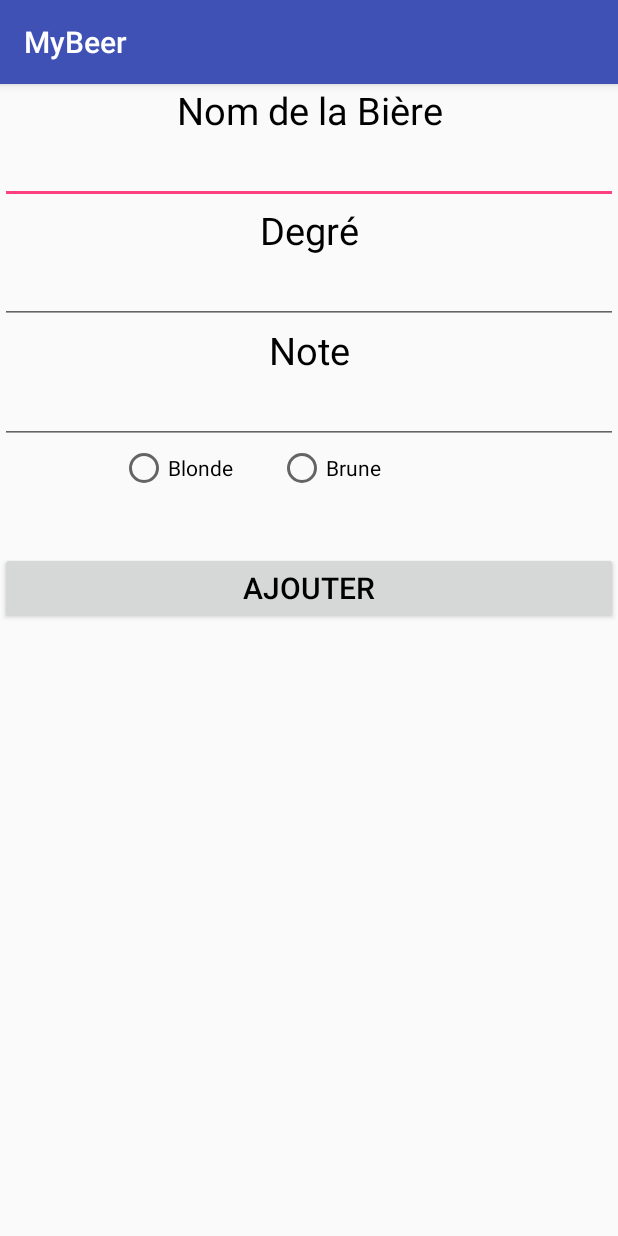
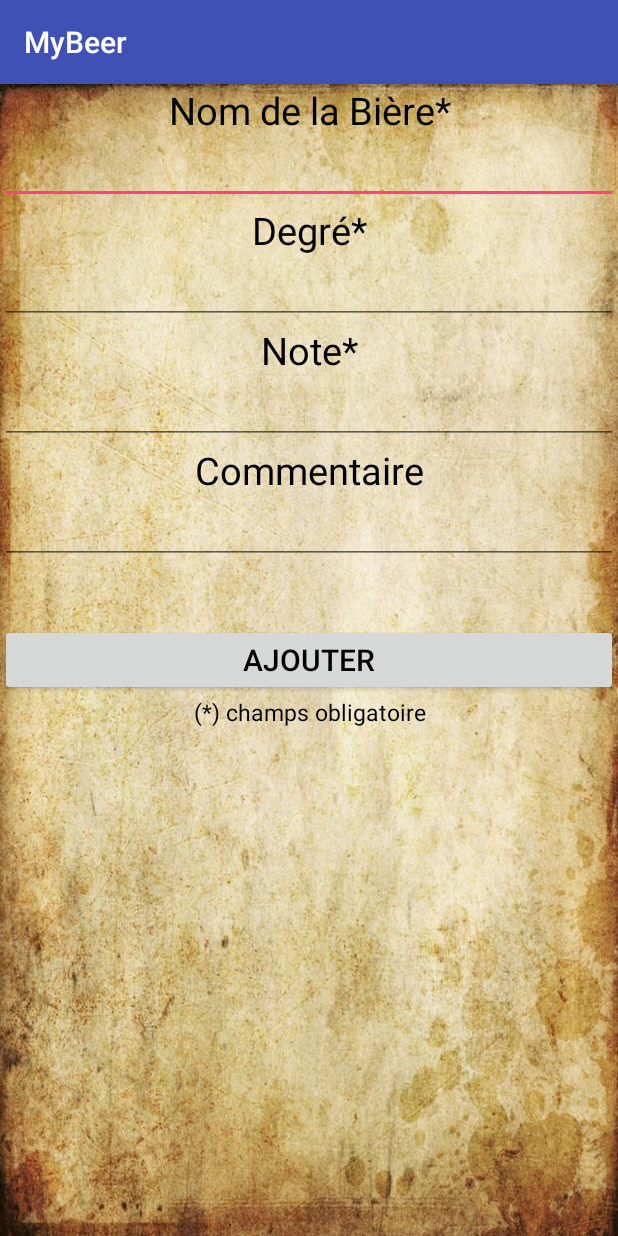
Before and after one commit to ragnarLoth/MyBeer, an Android app: the screen it shows after launch (AddBeer), after a tap on "setting", on a phone screen of 412 x 824 dp. Run offline under Robolectric (Android 15) with nearby library versions, the phone set to English and light mode, and no system bars.

Commit message:
Version 0

```diff
--- a/app/src/main/AndroidManifest.xml
+++ b/app/src/main/AndroidManifest.xml
@@ -16,7 +16,7 @@
                 <category android:name="android.intent.category.LAUNCHER"/>
             </intent-filter>
         </activity>
-        <activity android:name=".AddBeer">
+        <activity android:name=".fr.if26.loic.nicolas.controler.AddBeer">
         </activity>
     </application>
 
--- a/app/src/main/java/com/example/nicolas/mybeer/AddBeer.java
+++ /dev/null
@@ -1,60 +0,0 @@
-package com.example.nicolas.mybeer;
-
-import android.content.Intent;
-import android.os.Bundle;
-import android.support.v7.app.AppCompatActivity;
-import android.view.View;
-import android.widget.Button;
-import android.widget.EditText;
-import android.widget.Toast;
-
-
-public class AddBeer extends AppCompatActivity {
-    DataBaseDepense myDb;
-    EditText nom, degre, note;
-    Button btnAddData;
-
-
-    @Override
-    protected void onCreate(Bundle savedInstanceState) {
-        super.onCreate(savedInstanceState);
-        setContentView(R.layout.activity_add_beer);
-        myDb = new DataBaseDepense(this);
-
-        nom = (EditText) findViewById(R.id.nom);
-        degre = (EditText) findViewById(R.id.degre);
-        note = (EditText) findViewById(R.id.note);
-        btnAddData = (Button) findViewById(R.id.addButton);
-        AddData();
-    }
-
-    public void AddData() {
-        btnAddData.setOnClickListener(
-                new View.OnClickListener() {
-                    @Override
-                    public void onClick(View v) {
-//                        int noteEntier = Integer.parseInt(note.toString());
-//                        int degreNombre = Integer.parseInt(degre.toString());
-//                        if (noteEntier >= 0 && noteEntier <= 20 && degreNombre >=
-//                                0 && degreNombre < 50) {
-                            boolean isInserted = myDb.insertData(nom.getText().toString(),
-                                    degre.getText().toString(),
-                                    note.getText().toString());
-
-                            if (isInserted == true) {
-                                Toast.makeText(AddBeer.this, "Bière ajoutée", Toast.LENGTH_LONG).show();
-                                Intent intent = new Intent(getBaseContext(), MainActivity.class);
-                                startActivity(intent);
-                            } else {
-                                Toast.makeText(AddBeer.this, "Data not Inserted", Toast.LENGTH_LONG).show();
-                            }
-//                        } else {
-//                            Toast.makeText(AddBeer.this, "Mauvaise données", Toast.LENGTH_LONG).show();
-//                        }
-
-                    }
-                }
-        );
-    }
-
-}
--- a/app/src/main/java/com/example/nicolas/mybeer/MainActivity.java
+++ b/app/src/main/java/com/example/nicolas/mybeer/MainActivity.java
@@ -4,6 +4,7 @@ import android.app.AlertDialog;
 import android.content.Intent;
 import android.database.Cursor;
 import android.os.Bundle;
+import android.provider.ContactsContract;
 import android.support.v7.app.AppCompatActivity;
 import android.support.v7.widget.LinearLayoutManager;
 import android.support.v7.widget.RecyclerView;
@@ -12,31 +13,45 @@ import android.view.Menu;
 import android.view.MenuItem;
 import android.view.View;
 import android.view.ViewGroup;
+import android.widget.ListAdapter;
 import android.widget.TextView;
 import android.widget.Toast;
 
+import com.example.nicolas.mybeer.fr.if26.loic.nicolas.controler.AddBeer;
+import com.example.nicolas.mybeer.fr.if26.loic.nicolas.controler.DividerItemDecoration;
 import com.example.nicolas.mybeer.fr.if26.loic.nicolas.model.Biere;
+import com.example.nicolas.mybeer.fr.if26.loic.nicolas.model.DataBaseDepense;
+
 import java.util.ArrayList;
 import java.util.Arrays;
+import java.util.Collections;
+import java.util.Comparator;
+import java.util.List;
 
 
 public class MainActivity extends AppCompatActivity {
     private MyAdapter adapter = new MyAdapter();
     DataBaseDepense myDb;
 
+
     @Override
     protected void onCreate(Bundle savedInstanceState) {
         super.onCreate(savedInstanceState);
         setContentView(R.layout.activity_main);
         setTitle(getString(R.string.MyBeer));
-        //on construit la liste view
+        //on construit la recycleView
         final RecyclerView rv = (RecyclerView) findViewById(R.id.list);
-        //positionne élément en ligne
+        //on positionne élément en ligne
         rv.setLayoutManager(new LinearLayoutManager(this));
+        //Permet de séparer chaque biere par une barre horizontale
+        rv.addItemDecoration(new DividerItemDecoration(this, LinearLayoutManager.VERTICAL));
         //adapteur: objet affichant le contenu
         rv.setAdapter(adapter);
         myDb = new DataBaseDepense(this);
+        //on affiche la liste de bière
         afficherBiere();
+
+
     }
 
     //Affiche la toolbar
@@ -50,16 +65,19 @@ public class MainActivity extends AppCompatActivity {
     //Permet de récupérer les cliques sur les boutons
     public boolean onOptionsItemSelected(MenuItem item) {
         switch (item.getItemId()) {
-            case R.id.action_settings:
+            case R.id.degreSort:
             /* DO EDIT */
+                return true;
+            case R.id.noteSort:
+            /* DO EDIT */
+                return true;
+            case R.id.alphabeticSort:
+            trierABC();
                 return true;
             case R.id.action_add:
                 Toast.makeText(this,"Ajouter une bière", Toast.LENGTH_LONG).show();
                 Intent intent = new Intent(MainActivity.this, AddBeer.class);
                 startActivity(intent);
-                return true;
-            case R.id.action_remove:
-            /* DO DELETE */
                 return true;
         }
         return super.onOptionsItemSelected(item);
@@ -68,20 +86,27 @@ public class MainActivity extends AppCompatActivity {
     public void afficherBiere(){
         adapter.getList().clear();
         Cursor resultat =  myDb.getAllData();
+//   Cursor resultat = myDb.getReadableDatabase().query(
+//                DataBaseDepense.TABLE_NAME,
+//                [DataBaseDepense.COL_2, DataBaseDepense.COL_3, DataBaseDepense.COL_4],
+
+      //  )
         while (resultat.moveToNext()){
             Biere newBiere = new Biere(resultat.getString(1), resultat.getString(2), resultat.getString(3));
             adapter.getList().add(newBiere);
         }
     }
 
+    public void trierABC(){
+
+    }
+
+
 
     public class MyAdapter extends RecyclerView.Adapter<MyAdapter.MyViewHolder> {
 
-
-        private ArrayList<Biere> list = new ArrayList(Arrays.asList(
-//                new Biere("Heineken", "8", "17"),
-//                new Biere("Despe", "4", "14")
-        ));
+        //List contenant les bières
+        private ArrayList<Biere> list = new ArrayList(Arrays.asList());
 
         //savoir le nombre d'élément dans la liste
         @Override
@@ -137,7 +162,6 @@ public class MainActivity extends AppCompatActivity {
 
             //affiche les données de la pair fourni
             public void display(Biere pair) {
-
                 currentPair = pair;
                 nom.setText(pair.getLabel());
                 degre.setText(pair.getPrix());
--- /dev/null
+++ b/app/src/main/java/com/example/nicolas/mybeer/fr/if26/loic/nicolas/controler/AddBeer.java
@@ -0,0 +1,84 @@
+package com.example.nicolas.mybeer.fr.if26.loic.nicolas.controler;
+
+import android.content.Intent;
+import android.media.MediaPlayer;
+import android.os.Bundle;
+import android.support.v7.app.AppCompatActivity;
+import android.view.View;
+import android.widget.Button;
+import android.widget.EditText;
+import android.widget.Toast;
+
+import com.example.nicolas.mybeer.MainActivity;
+import com.example.nicolas.mybeer.R;
+import com.example.nicolas.mybeer.fr.if26.loic.nicolas.model.DataBaseDepense;
+
+
+public class AddBeer extends AppCompatActivity {
+    //On instancie la BDD
+    DataBaseDepense myDb;
+    //on relie les champs du formulaire à notre classe
+    EditText nom, degre, note;
+    Button btnAddData;
+    MediaPlayer mp;
+
+    @Override
+    protected void onCreate(Bundle savedInstanceState) {
+        super.onCreate(savedInstanceState);
+        setContentView(R.layout.activity_add_beer);
+        myDb = new DataBaseDepense(this);
+        mp = MediaPlayer.create(this, R.raw.beersound);
+
+        //on relie les champs du formulaire à notre classe
+        nom = (EditText) findViewById(R.id.nom);
+        degre = (EditText) findViewById(R.id.degre);
+        note = (EditText) findViewById(R.id.note);
+        btnAddData = (Button) findViewById(R.id.addButton);
+        AddData();
+    }
+
+    //lorsque l'utilisateur valide, on vérifie les données et on les entre dans la BDD
+    public void AddData() {
+        btnAddData.setOnClickListener(
+                new View.OnClickListener() {
+                    @Override
+                    public void onClick(View v) {
+
+                        if(nom.getText().toString().trim().length() == 0 || degre.getText().toString().trim().length() == 0 ||
+                                note.getText().toString().trim().length() == 0){
+                            Toast.makeText(AddBeer.this, "Veuillez remplir tous les champs", Toast.LENGTH_LONG).show();
+                        return;
+                        }
+                        int noteEntier = Integer.parseInt(note.getText().toString());
+                        int degreNombre = Integer.parseInt(degre.getText().toString());
+                        //si la note est entre 0 et 20 on continue
+                        if (noteEntier >= 0 && noteEntier <= 20) {
+                            //si le degré est entre 0 et 70 on continue
+                            if (degreNombre >= 0 && degreNombre < 70) {
+                                //on regarde si les données sont entrées en base via un booléen
+                                boolean isInserted = myDb.insertData(nom.getText().toString(),
+                                        degre.getText().toString(),
+                                        note.getText().toString());
+                                //si elles sont entrées on affiche un Toast et on retourne sur la page principale
+                                if (isInserted == true) {
+                                    Toast.makeText(AddBeer.this, "Bière ajoutée", Toast.LENGTH_LONG).show();
+                                    mp.start();
+                                    Intent intent = new Intent(getBaseContext(), MainActivity.class);
+                                    startActivity(intent);
+                                    //si elles ne sont pas entrées on informe qu'il y a une erreur
+                                } else {
+                                    Toast.makeText(AddBeer.this, "Data not Inserted", Toast.LENGTH_LONG).show();
+                                }
+                            } else {
+                                Toast.makeText(AddBeer.this, "Le degré n'est pas valide", Toast.LENGTH_LONG).show();
+                            }
+                        } else {
+                            Toast.makeText(AddBeer.this, "La note doit être entre 0 et 20", Toast.LENGTH_LONG).show();
+                        }
+
+                    }
+                }
+        );
+    }
+
+}
--- /dev/null
+++ b/app/src/main/java/com/example/nicolas/mybeer/fr/if26/loic/nicolas/controler/DividerItemDecoration.java
@@ -0,0 +1,98 @@
+package com.example.nicolas.mybeer.fr.if26.loic.nicolas.controler;
+/**
+ * Created by Nicolas on 20/10/2017.
+ */
+
+import android.content.Context;
+import android.content.res.TypedArray;
+import android.graphics.Canvas;
+import android.graphics.Rect;
+import android.graphics.drawable.Drawable;
+import android.support.v7.widget.LinearLayoutManager;
+import android.support.v7.widget.RecyclerView;
+import android.view.View;
+
+/**
+ * Created by Lincoln on 30/10/15.
+ * Cette classe permet de séparer chaque item du recyclerView par une ligne noire
+ *Cette classe a été entièrement copier de ce site: https://www.androidhive.info/2016/01/android-working-with-recycler-view/
+ *
+ */
+public class DividerItemDecoration extends RecyclerView.ItemDecoration {
+
+    private static final int[] ATTRS = new int[]{
+            android.R.attr.listDivider
+    };
+
+    public static final int HORIZONTAL_LIST = LinearLayoutManager.HORIZONTAL;
+
+    public static final int VERTICAL_LIST = LinearLayoutManager.VERTICAL;
+
+    private Drawable mDivider;
+
+    private int mOrientation;
+
+    public DividerItemDecoration(Context context, int orientation) {
+        final TypedArray a = context.obtainStyledAttributes(ATTRS);
+        mDivider = a.getDrawable(0);
+        a.recycle();
+        setOrientation(orientation);
+    }
+
+    public void setOrientation(int orientation) {
+        if (orientation != HORIZONTAL_LIST && orientation != VERTICAL_LIST) {
+            throw new IllegalArgumentException("invalid orientation");
+        }
+        mOrientation = orientation;
+    }
+
+    @Override
+    public void onDrawOver(Canvas c, RecyclerView parent, RecyclerView.State state) {
+        if (mOrientation == VERTICAL_LIST) {
+            drawVertical(c, parent);
+        } else {
+            drawHorizontal(c, parent);
+        }
+    }
+
+    public void drawVertical(Canvas c, RecyclerView parent) {
+        final int left = parent.getPaddingLeft();
+        final int right = parent.getWidth() - parent.getPaddingRight();
+
+        final int childCount = parent.getChildCount();
+        for (int i = 0; i < childCount; i++) {
+            final View child = parent.getChildAt(i);
+            final RecyclerView.LayoutParams params = (RecyclerView.LayoutParams) child
+                    .getLayoutParams();
+            final int top = child.getBottom() + params.bottomMargin;
+            final int bottom = top + mDivider.getIntrinsicHeight();
+            mDivider.setBounds(left, top, right, bottom);
+            mDivider.draw(c);
+        }
+    }
+
+    public void drawHorizontal(Canvas c, RecyclerView parent) {
+        final int top = parent.getPaddingTop();
+        final int bottom = parent.getHeight() - parent.getPaddingBottom();
+
+        final int childCount = parent.getChildCount();
+        for (int i = 0; i < childCount; i++) {
+            final View child = parent.getChildAt(i);
+            final RecyclerView.LayoutParams params = (RecyclerView.LayoutParams) child
+                    .getLayoutParams();
+            final int left = child.getRight() + params.rightMargin;
+            final int right = left + mDivider.getIntrinsicHeight();
+            mDivider.setBounds(left, top, right, bottom);
+            mDivider.draw(c);
+        }
+    }
+
+    @Override
+    public void getItemOffsets(Rect outRect, View view, RecyclerView parent, RecyclerView.State state) {
+        if (mOrientation == VERTICAL_LIST) {
+            outRect.set(0, 0, 0, mDivider.getIntrinsicHeight());
+        } else {
+            outRect.set(0, 0, mDivider.getIntrinsicWidth(), 0);
+        }
+    }
+}
--- a/app/src/main/java/com/example/nicolas/mybeer/fr/if26/loic/nicolas/model/Biere.java
+++ b/app/src/main/java/com/example/nicolas/mybeer/fr/if26/loic/nicolas/model/Biere.java
@@ -14,7 +14,6 @@ public class Biere {
         this.degre = degre;
         this.note = note;
     }
-
 
     public String getLabel() {
         return nom;
--- a/app/src/main/java/com/example/nicolas/mybeer/DataBaseDepense.java
+++ b/app/src/main/java/com/example/nicolas/mybeer/fr/if26/loic/nicolas/model/DataBaseDepense.java
@@ -1,4 +1,4 @@
-package com.example.nicolas.mybeer;
+package com.example.nicolas.mybeer.fr.if26.loic.nicolas.model;
 
 import android.content.ContentValues;
 import android.content.Context;
--- a/app/src/main/res/layout/activity_add_beer.xml
+++ b/app/src/main/res/layout/activity_add_beer.xml
@@ -2,14 +2,16 @@
 <LinearLayout xmlns:android="http://schemas.android.com/apk/res/android"
               android:orientation="vertical"
               android:layout_width="fill_parent"
-              android:layout_height="fill_parent" >
+              android:layout_height="fill_parent"
+              android:background="@drawable/back"
+   >
 
 
 
     <TextView
         android:layout_width="match_parent"
         android:layout_height="wrap_content"
-        android:text="Nom de la Bière"
+        android:text="Nom de la Bière*"
         android:textSize="25dp"
         android:textColor="#000000"
         android:gravity="center"
@@ -25,7 +27,7 @@
     <TextView
     android:layout_width="match_parent"
     android:layout_height="wrap_content"
-    android:text="Degré"
+    android:text="Degré*"
     android:textSize="25dp"
     android:textColor="#000000"
     android:gravity="center"
@@ -36,14 +38,16 @@
         android:layout_width="match_parent"
         android:layout_height="wrap_content"
         android:inputType="number"
+        android:tooltipText="de 0 à 70"
         />
     <TextView
         android:layout_width="match_parent"
         android:layout_height="wrap_content"
-        android:text="Note"
+        android:text="Note*"
         android:textSize="25dp"
         android:textColor="#000000"
         android:gravity="center"
+
         />
 
     <EditText
@@ -51,33 +55,26 @@
         android:layout_width="match_parent"
         android:layout_height="wrap_content"
         android:inputType="number"
+        android:tooltipText="De 0 à 20"
         />
 
-    <RadioGroup
+    <TextView
         android:layout_width="match_parent"
         android:layout_height="wrap_content"
-        android:id="@+id/radioGroup"
-        android:orientation="horizontal"
-        >
+        android:text="Commentaire"
+        android:textSize="25dp"
+        android:textColor="#000000"
+        android:gravity="center"
 
-        <RadioButton
-            android:id="@+id/blonde"
-            android:layout_width="wrap_content"
-            android:layout_height="wrap_content"
-            android:text="Blonde"
-            android:layout_marginRight="30dp"
-            android:layout_marginLeft="80dp"
-            />
-        <RadioButton
-            android:id="@+id/brune"
-            android:layout_width="wrap_content"
-            android:layout_height="wrap_content"
-            android:text="Brune"/>
+        />
 
-
-    </RadioGroup>
-
-
+    <EditText
+        android:id="@+id/commentaire"
+        android:layout_width="match_parent"
+        android:layout_height="wrap_content"
+        android:inputType="text"
+        android:tooltipText=""
+        />
     <Button
         android:id="@+id/addButton"
         android:layout_marginTop="40dp"
@@ -88,4 +85,13 @@
         android:textColor="#000000"
         android:gravity="center"/>
 
+    <TextView
+        android:layout_width="match_parent"
+        android:layout_height="wrap_content"
+        android:text="(*) champs obligatoire"
+        android:textSize="15dp"
+        android:textColor="#000000"
+        android:gravity="center"
+        />
+
 </LinearLayout>
--- a/app/src/main/res/menu/menu_main.xml
+++ b/app/src/main/res/menu/menu_main.xml
@@ -3,21 +3,31 @@
       xmlns:tools="http://schemas.android.com/tools"
       tools:context="com.example.nicolas.savemoney.MainActivity">
     <item
-        android:id="@+id/action_settings"
+        android:id="@+id/degreSort"
         android:orderInCategory="100"
-        android:title="@string/action_settings"
+        android:title="@string/trier_par_note"
+        app:showAsAction="never"/>
+    <item
+        android:id="@+id/noteSort"
+        android:orderInCategory="100"
+        android:title="@string/trier_par_degré"
+        app:showAsAction="never"/>
+    <item
+        android:id="@+id/alphabeticSort"
+        android:orderInCategory="100"
+        android:title="@string/trier_alphabétiquement"
         app:showAsAction="never"/>
     <item
         android:id="@+id/action_add"
         android:orderInCategory="100"
         android:title="@string/action_settings"
-        app:showAsAction="always"
+        app:showAsAction="ifRoom"
         android:icon="@android:drawable/ic_input_add"/>
 
-    <item
-        android:id="@+id/action_remove"
-        android:orderInCategory="100"
-        android:title="@string/action_settings"
-        app:showAsAction="always"
-        android:icon="@android:drawable/ic_delete"/>
+    <!--<item-->
+        <!--android:id="@+id/action_remove"-->
+        <!--android:orderInCategory="100"-->
+        <!--android:title="@string/action_settings"-->
+        <!--app:showAsAction="always"-->
+        <!--android:icon="@android:drawable/ic_delete"/>-->
 </menu>
--- a/app/src/main/res/values/strings.xml
+++ b/app/src/main/res/values/strings.xml
@@ -2,4 +2,7 @@
     <string name="app_name">MyBeer</string>
     <string name="action_settings">setting</string>
     <string name="MyBeer">MyBeer</string>
+    <string name="trier_alphabétiquement">Trier alphabétiquement</string>
+    <string name="trier_par_degré">Trier par degré</string>
+    <string name="trier_par_note">Trier par note</string>
 </resources>
--- a/build.gradle
+++ b/build.gradle
@@ -5,7 +5,7 @@ buildscript {
         jcenter()
     }
     dependencies {
-        classpath 'com.android.tools.build:gradle:2.3.3'
+        classpath 'com.android.tools.build:gradle:3.0.1'
 
         // NOTE: Do not place your application dependencies here; they belong
         // in the individual module build.gradle files
```
Also changed, not shown: app/src/main/res/layout/activity_main.xml (+37 -17 lines), app/src/main/res/layout/list_cell.xml (+10 -7 lines), app/src/main/res/drawable/back.jpg (added), gradle/wrapper/gradle-wrapper.properties, 2 other files.
